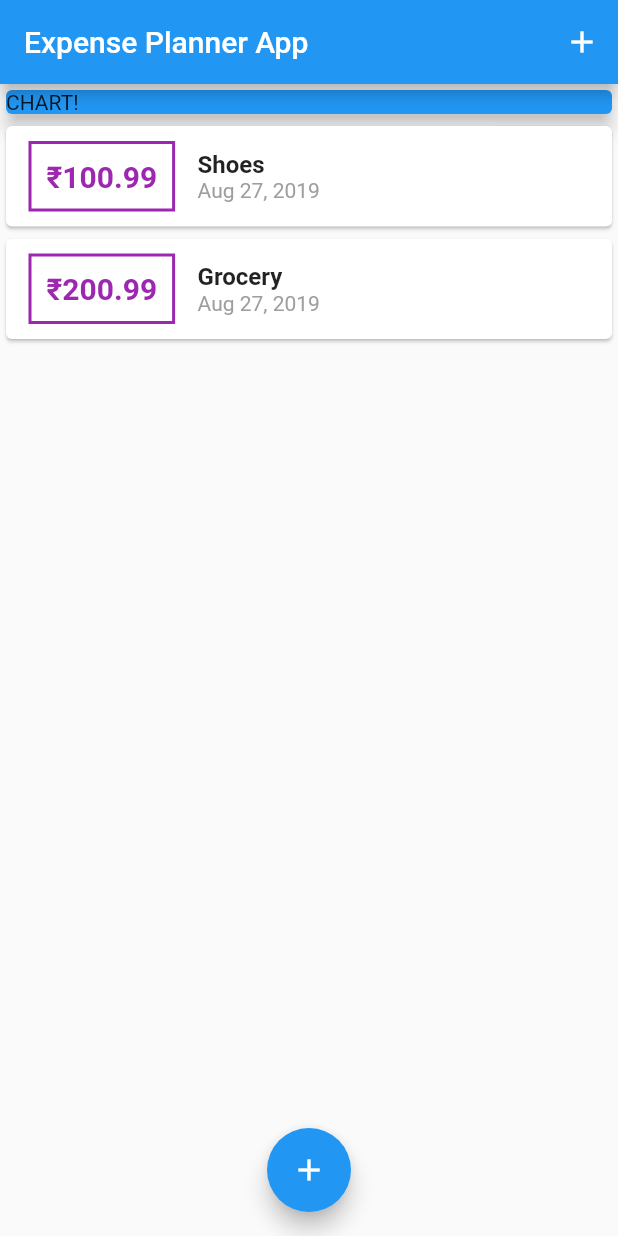
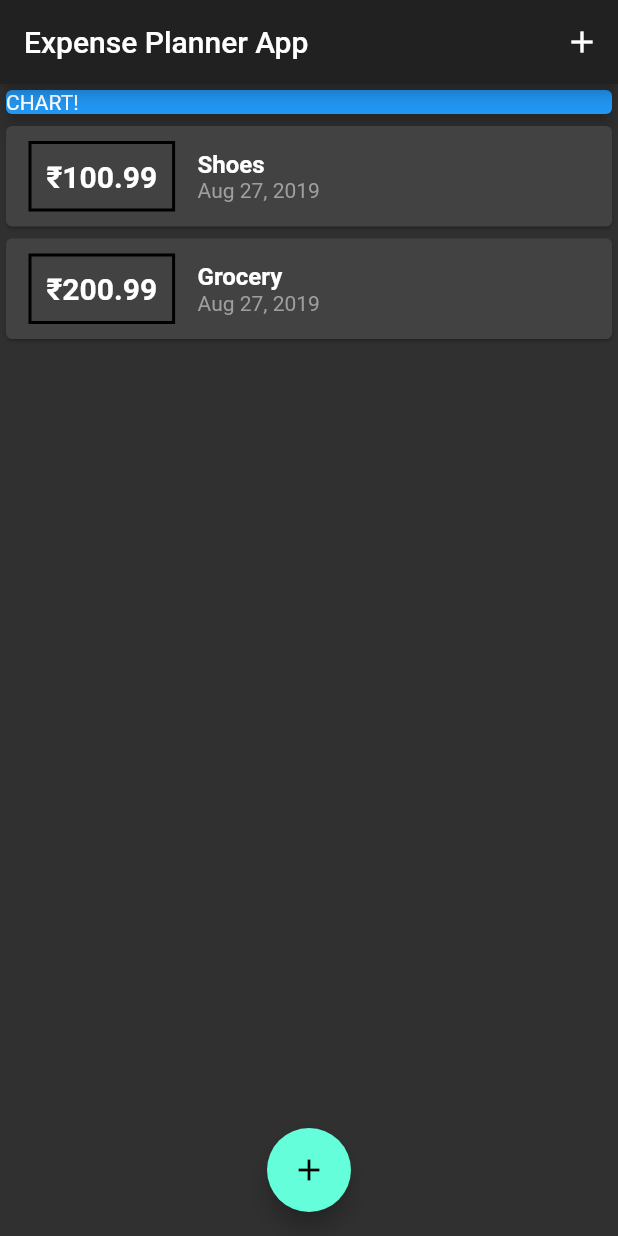
Before and after one commit to Mathanagopal97/Flutter-Applications, a Flutter app: the screen it shows after launch, on a phone screen of 412 x 824 dp. Run offline on Flutter 3.47's test engine with Material 2 defaults, Android fonts, the phone set to English and light mode, and no system bars.

Commit message:
Dark theme

```diff
--- a/expense_planner/lib/main.dart
+++ b/expense_planner/lib/main.dart
@@ -11,6 +11,7 @@ class MyApp extends StatelessWidget {
     return MaterialApp(
       title: 'Flutter App',
       home: MyHomePage(),
+      theme: ThemeData.dark(),
     );
   }
 }
--- a/expense_planner/lib/widgets/new_transactions.dart
+++ b/expense_planner/lib/widgets/new_transactions.dart
@@ -23,6 +23,7 @@ class _NewTransactionState extends State<NewTransaction> {
         enteredTitle,
         enteredamount,
       );
+      Navigator.of(context).pop();
   }
 
   @override
--- a/expense_planner/lib/widgets/transactions_list.dart
+++ b/expense_planner/lib/widgets/transactions_list.dart
@@ -24,7 +24,7 @@ class TransactionList extends StatelessWidget {
                   ),
                   decoration: BoxDecoration(
                     border: Border.all(
-                      color: Colors.purple,
+                      color: Colors.black,
                       width: 2,
                     ),
                   ),
@@ -34,7 +34,7 @@ class TransactionList extends StatelessWidget {
                     style: TextStyle(
                       fontWeight: FontWeight.bold,
                       fontSize: 20,
-                      color: Colors.purple,
+                      color: Colors.white,
                     ),
                   ),
                 ),
```
